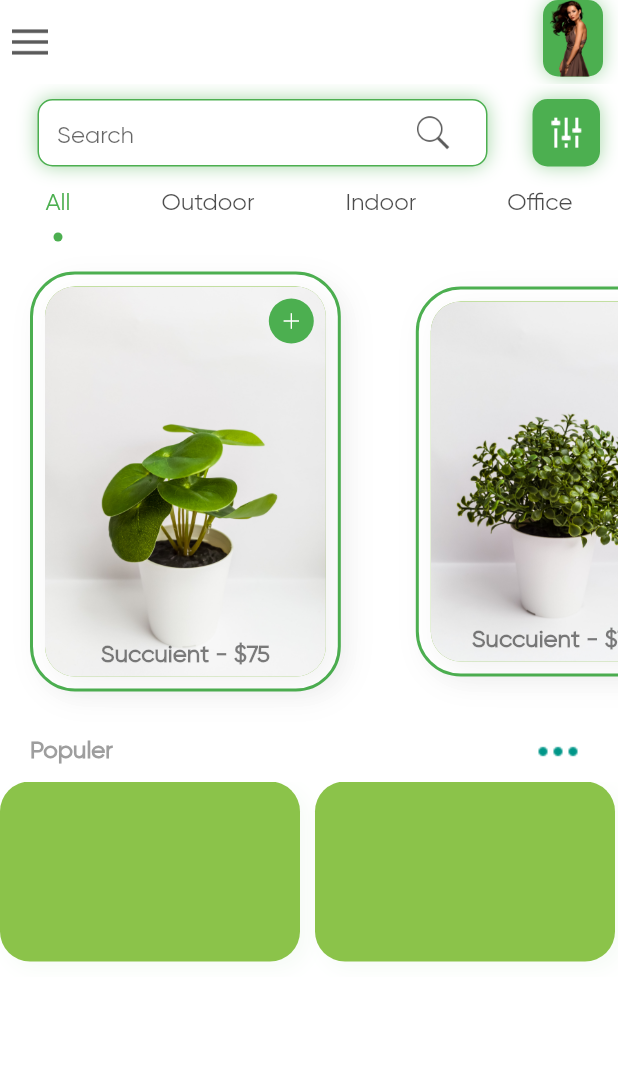
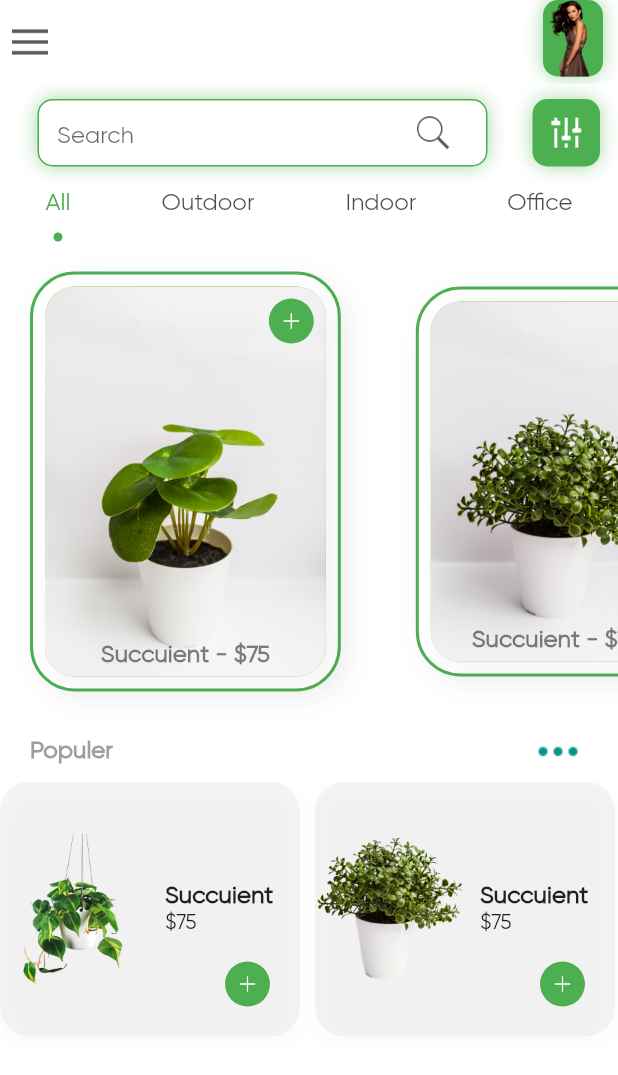
Before and after one commit to Md-Moniruzzaman/Flutter_BuyPlant_App, a Flutter app: the Homepage screen opened directly, on a phone screen of 412 x 824 dp. Shown: the top 1075 px of the screen. Run offline on Flutter 3.47's test engine with Material 2 defaults, Android fonts, the phone set to English and light mode, and no system bars.

Commit message:
complete list view sectin

```diff
--- a/lib/pages/home.dart
+++ b/lib/pages/home.dart
@@ -199,26 +199,73 @@ class _HomepageState extends State<Homepage> {
                 ],
               ),
             ),
+
+            // Popular plant Section.....
             SizedBox(
-              height: 130,
+              height: 180,
               child: ListView.builder(
                   itemCount: populerPlants.length,
-                  physics: BouncingScrollPhysics(),
+                  physics: const BouncingScrollPhysics(),
                   scrollDirection: Axis.horizontal,
                   itemBuilder: (itemBuilder, index) {
                     return Container(
                       width: 200,
                       margin: const EdgeInsets.only(right: 10, bottom: 10),
                       decoration: BoxDecoration(
-                          color: Colors.lightGreen,
-                          // border: Border.all(1.0)
-                          boxShadow: [
-                            BoxShadow(
-                                color: Colors.green.withOpacity(0.05),
-                                blurRadius: 10,
-                                offset: Offset(5, 5))
-                          ],
-                          borderRadius: BorderRadius.circular(20)),
+                        color: Colors.grey.withOpacity(0.1),
+                        // border: Border.all(1.0)
+                        boxShadow: [
+                          BoxShadow(
+                              color: Colors.grey.withOpacity(0.05),
+                              blurRadius: 10,
+                              offset: const Offset(0, 5))
+                        ],
+                        borderRadius: BorderRadius.circular(20),
+                      ),
+                      child: Stack(
+                        children: [
+                          Row(
+                            children: [
+                              Image.asset(
+                                populerPlants[index].imagePath,
+                                height: 100,
+                                width: 100,
+                              ),
+                              const SizedBox(width: 10),
+                              Column(
+                                mainAxisAlignment: MainAxisAlignment.center,
+                                crossAxisAlignment: CrossAxisAlignment.start,
+                                children: [
+                                  Text(
+                                    populerPlants[index].name,
+                                    style: const TextStyle(
+                                        fontSize: 16,
+                                        fontWeight: FontWeight.bold),
+                                  ),
+                                  Text(
+                                      '\$${populerPlants[index].price.toStringAsFixed(0)}'),
+                                ],
+                              ),
+                            ],
+                          ),
+                          Positioned(
+                            right: 20.0,
+                            bottom: 20.0,
+                            child: GestureDetector(
+                              onTap: () {},
+                              child: CircleAvatar(
+                                backgroundColor: Colors.green,
+                                radius: 15,
+                                child: Image.asset(
+                                  'assets/icons/add.png',
+                                  height: 15,
+                                  color: Colors.white,
+                                ),
+                              ),
+                            ),
+                          )
+                        ],
+                      ),
                     );
                   }),
             )
```
